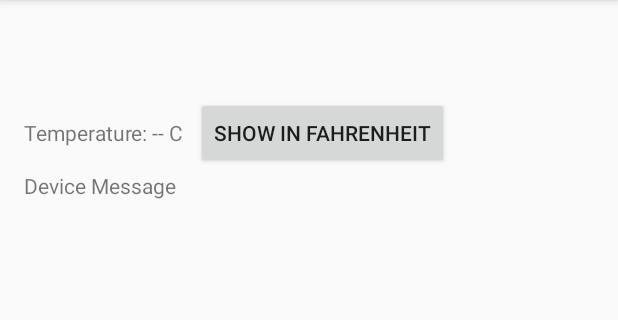
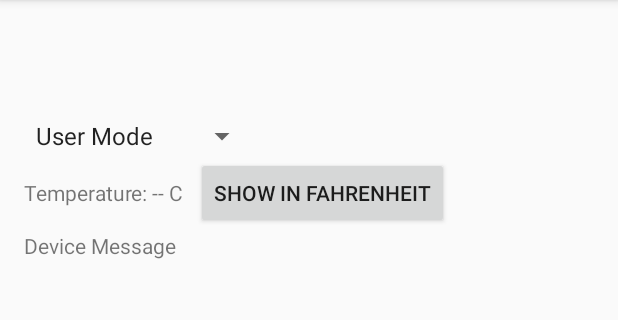
Before and after one commit to y-varde/SmartHomeMonitoringSystem, an Android app: the DeviceDetailActivity screen opened directly, with no data from a screen before it, on a phone screen of 412 x 824 dp, the part 84-404 px from its top. Run offline under Robolectric (Android 15) with nearby library versions, the phone set to English and light mode, and no system bars; 1 statement that could not run was skipped.

Commit message:
added user mode/admin mode spinner. ARM feature not functional at the moment

```diff
--- a/app/src/main/java/com/example/cv/eeepois/DeviceDetailActivity.java
+++ b/app/src/main/java/com/example/cv/eeepois/DeviceDetailActivity.java
@@ -7,10 +7,14 @@ import android.bluetooth.BluetoothGattCallback;
 import android.bluetooth.BluetoothGattCharacteristic;
 import android.bluetooth.BluetoothGattService;
 import android.bluetooth.BluetoothProfile;
+import android.content.SharedPreferences;
 import android.os.Bundle;
 import android.support.v7.app.AppCompatActivity;
 import android.view.View;
+import android.widget.AdapterView;
+import android.widget.ArrayAdapter;
 import android.widget.Button;
+import android.widget.Spinner;
 import android.widget.TextView;
 import android.widget.Toast;
 
@@ -21,18 +25,23 @@ import android.util.Log;
 public class DeviceDetailActivity extends AppCompatActivity {
 
     private static final String TAG = "DeviceDetailActivity";
+    private static final String PREFS_NAME = "DeviceDetailPrefs";
+    private static final String KEY_ARMED_STATE = "armedState";
     private BluetoothGatt bluetoothGatt;
     private TextView txtDeviceName;
     private TextView txtDeviceAddress;
     private TextView txtTemperature;
     private TextView txtDeviceMessage;
     private Button btnToggleTempUnit;
+    private Button btnArmSystem;
+    private Spinner modeSpinner;
 
     private static final UUID SERVICE_UUID = UUID.fromString("0000ffe0-0000-1000-8000-00805f9b34fb");
     private static final UUID CHARACTERISTIC_UUID = UUID.fromString("0000ffe1-0000-1000-8000-00805f9b34fb");
 
     private StringBuilder messageBuilder = new StringBuilder();
     private boolean showInFahrenheit = false;
+    private boolean isArmed = false;
 
     @Override
     protected void onCreate(Bundle savedInstanceState) {
@@ -44,6 +53,8 @@ public class DeviceDetailActivity extends AppCompatActivity {
         txtTemperature = findViewById(R.id.txtTemperature);
         txtDeviceMessage = findViewById(R.id.txtDeviceMessage);
         btnToggleTempUnit = findViewById(R.id.btnToggleTempUnit);
+        btnArmSystem = findViewById(R.id.btnArmSystem);
+        modeSpinner = findViewById(R.id.mode_spinner);
 
         String deviceName = getIntent().getStringExtra("deviceName");
         String deviceAddress = getIntent().getStringExtra("deviceAddress");
@@ -57,6 +68,36 @@ public class DeviceDetailActivity extends AppCompatActivity {
                 toggleTemperatureUnit();
             }
         });
+
+        btnArmSystem.setOnClickListener(new View.OnClickListener() {
+            @Override
+            public void onClick(View v) {
+                toggleArmSystem();
+            }
+        });
+
+        ArrayAdapter<CharSequence> adapter = ArrayAdapter.createFromResource(this,
+                R.array.mode_array, android.R.layout.simple_spinner_item);
+        adapter.setDropDownViewResource(android.R.layout.simple_spinner_dropdown_item);
+        modeSpinner.setAdapter(adapter);
+
+        modeSpinner.setOnItemSelectedListener(new AdapterView.OnItemSelectedListener() {
+            @Override
+            public void onItemSelected(AdapterView<?> parent, View view, int position, long id) {
+                String selectedMode = parent.getItemAtPosition(position).toString();
+                handleModeChange(selectedMode);
+            }
+
+            @Override
+            public void onNothingSelected(AdapterView<?> parent) {
+                // Do nothing
+            }
+        });
+
+        // Load the saved armed state
+        SharedPreferences preferences = getSharedPreferences(PREFS_NAME, MODE_PRIVATE);
+        isArmed = preferences.getBoolean(KEY_ARMED_STATE, false);
+        updateArmButton();
 
         connectToDevice(deviceAddress);
     }
@@ -211,6 +252,53 @@ public class DeviceDetailActivity extends AppCompatActivity {
         return temperatureLine;
     }
 
+    private void handleModeChange(String selectedMode) {
+        if ("Admin Mode".equals(selectedMode)) {
+            btnArmSystem.setVisibility(View.VISIBLE);
+        } else {
+            btnArmSystem.setVisibility(View.GONE);
+        }
+    }
+
+    private void toggleArmSystem() {
+        isArmed = !isArmed;
+        updateArmButton();
+
+        // Save the armed state
+        SharedPreferences preferences = getSharedPreferences(PREFS_NAME, MODE_PRIVATE);
+        SharedPreferences.Editor editor = preferences.edit();
+        editor.putBoolean(KEY_ARMED_STATE, isArmed);
+        editor.apply();
+
+        // Send the appropriate message to the Bluetooth device
+        if (isArmed) {
+            sendMessageToDevice("A");
+        } else {
+            sendMessageToDevice("D");
+        }
+    }
+
+    private void updateArmButton() {
+        if (isArmed) {
+            btnArmSystem.setText("DISARM SYSTEM");
+        } else {
+            btnArmSystem.setText("ARM SYSTEM");
+        }
+    }
+
+    private void sendMessageToDevice(String message) {
+        if (bluetoothGatt != null) {
+            BluetoothGattService service = bluetoothGatt.getService(SERVICE_UUID);
+            if (service != null) {
+                BluetoothGattCharacteristic characteristic = service.getCharacteristic(CHARACTERISTIC_UUID);
+                if (characteristic != null) {
+                    characteristic.setValue(message);
+                    bluetoothGatt.writeCharacteristic(characteristic);
+                }
+            }
+        }
+    }
+
     private void showToast(final String message) {
         runOnUiThread(new Runnable() {
             @Override
--- a/app/src/main/res/layout/activity_device_detail.xml
+++ b/app/src/main/res/layout/activity_device_detail.xml
@@ -26,12 +26,22 @@
         app:layout_constraintEnd_toEndOf="parent"
         android:layout_marginTop="8dp" />
 
+    <Spinner
+        android:id="@+id/mode_spinner"
+        android:layout_width="wrap_content"
+        android:layout_height="wrap_content"
+        android:entries="@array/mode_array"
+        app:layout_constraintTop_toBottomOf="@id/txtDeviceAddress"
+        app:layout_constraintStart_toStartOf="parent"
+        android:layout_marginTop="16dp"
+        android:layout_marginStart="16dp" />
+
     <TextView
         android:id="@+id/txtTemperature"
         android:layout_width="wrap_content"
         android:layout_height="wrap_content"
         android:text="Temperature: -- C"
-        app:layout_constraintTop_toBottomOf="@id/txtDeviceAddress"
+        app:layout_constraintTop_toBottomOf="@id/mode_spinner"
         app:layout_constraintStart_toStartOf="parent"
         android:layout_marginTop="16dp"
         android:layout_marginStart="16dp" />
@@ -46,14 +56,27 @@
         app:layout_constraintStart_toEndOf="@id/txtTemperature"
         android:layout_marginStart="8dp" />
 
-    <TextView
-        android:id="@+id/txtDeviceMessage"
+    <Button
+        android:id="@+id/btnArmSystem"
         android:layout_width="wrap_content"
         android:layout_height="wrap_content"
-        android:text="Device Message"
+        android:text="ARM SYSTEM"
+        android:visibility="gone"
         app:layout_constraintTop_toBottomOf="@id/txtTemperature"
         app:layout_constraintStart_toStartOf="parent"
         android:layout_marginTop="16dp"
         android:layout_marginStart="16dp" />
 
+    <TextView
+        android:id="@+id/txtDeviceMessage"
+        android:layout_width="0dp"
+        android:layout_height="wrap_content"
+        android:text="Device Message"
+        app:layout_constraintTop_toBottomOf="@id/btnArmSystem"
+        app:layout_constraintStart_toStartOf="parent"
+        app:layout_constraintEnd_toEndOf="parent"
+        android:layout_marginTop="16dp"
+        android:layout_marginStart="16dp"
+        android:layout_marginEnd="16dp" />
+
 </android.support.constraint.ConstraintLayout>
--- a/app/src/main/res/layout/activity_main.xml
+++ b/app/src/main/res/layout/activity_main.xml
@@ -19,8 +19,9 @@
 
     <ScrollView
         android:layout_width="fill_parent"
-        android:layout_height="135dp"
+        android:layout_height="327dp"
         android:fillViewport="true">
+
         <ListView
             android:id="@+id/lvNearby"
             android:layout_width="match_parent"
--- a/app/src/main/res/layout/list_item_device.xml
+++ b/app/src/main/res/layout/list_item_device.xml
@@ -1,7 +1,7 @@
 <?xml version="1.0" encoding="utf-8"?>
 <LinearLayout xmlns:android="http://schemas.android.com/apk/res/android"
     android:layout_width="match_parent"
-    android:layout_height="wrap_content"
+    android:layout_height="match_parent"
     android:orientation="horizontal"
     android:padding="8dp">
 
--- a/app/src/main/res/values/strings.xml
+++ b/app/src/main/res/values/strings.xml
@@ -3,4 +3,8 @@
     <string name="device_name">Device Name</string>
     <string name="device_address">Device Address</string>
     <string name="device_message">Device Message</string>
+    <string-array name="mode_array">
+        <item>User Mode</item>
+        <item>Admin Mode</item>
+    </string-array>
 </resources>
```
